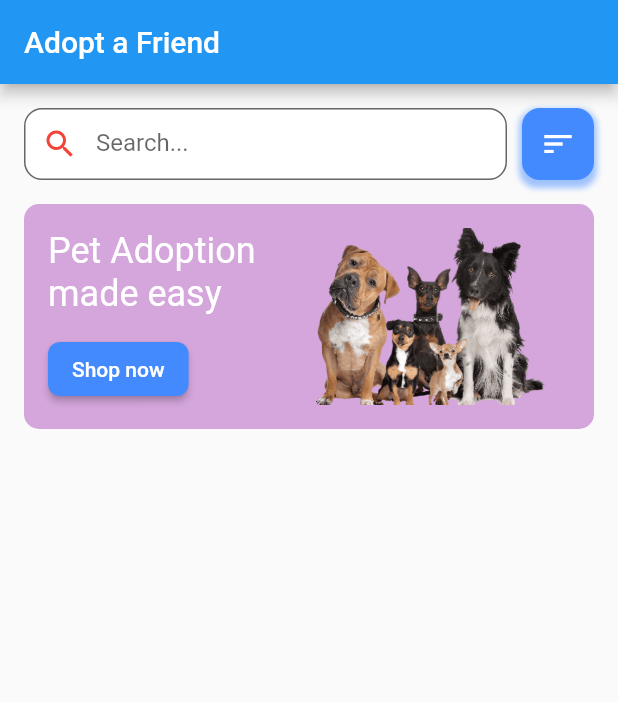
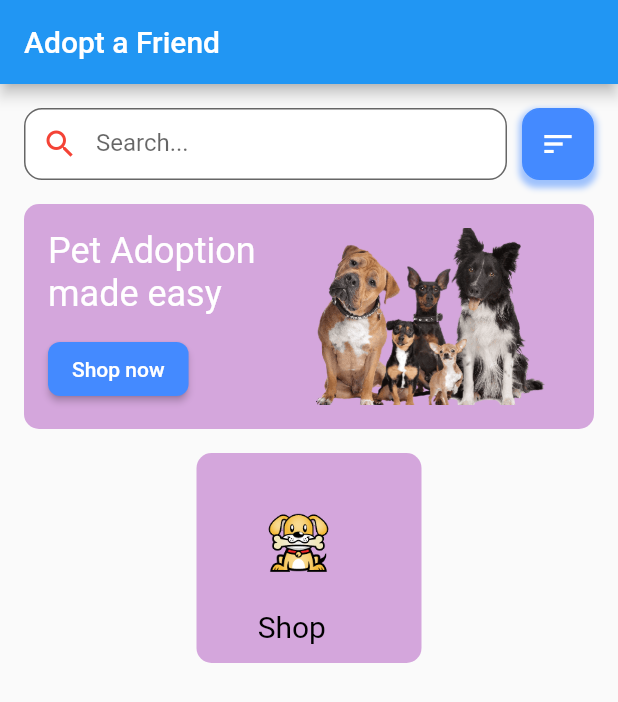
Before and after one commit to atik-sabuj/pet_shop, a Flutter app: the screen it shows after launch, on a phone screen of 412 x 824 dp. Shown: the top 702 px of the screen. Run offline on Flutter 3.47's test engine with Material 2 defaults, Android fonts, the light colour scheme and no system bars.

Commit message:
Update design

```diff
--- a/lib/splash_screen.dart
+++ b/lib/splash_screen.dart
@@ -54,7 +54,6 @@ class SecondScreen extends StatelessWidget {
                         keyboardType: TextInputType.text,
                         decoration: InputDecoration(
                           hintText: 'Search...',
-
                           prefixIcon: Icon(Icons.search,color: Colors.red,),
                           border: OutlineInputBorder(
                             borderRadius: BorderRadius.circular(12),
@@ -81,9 +80,7 @@ class SecondScreen extends StatelessWidget {
                               width: 1,
                               color: Colors.blueAccent
                             ),
-
                           borderRadius: BorderRadius.circular(12),
-
                           boxShadow: [
                             BoxShadow(
                               color: Colors.blueAccent.withOpacity(0.5),
@@ -92,7 +89,6 @@ class SecondScreen extends StatelessWidget {
                               offset: Offset(0, 3), // changes position of shadow
                             ),
                           ],
-
                         ),
                         child: Icon(Icons.sort, color: Colors.white,size: 24,),
                       ),
@@ -101,7 +97,6 @@ class SecondScreen extends StatelessWidget {
                   ],
                 ),
               ),
-
               SizedBox(
                 height: 16,
               ),
@@ -111,14 +106,10 @@ class SecondScreen extends StatelessWidget {
                     borderRadius: BorderRadius.circular(10), // <= No more error here :)
                     color: Colors.purple.withOpacity(.4),
                   ),
-
-
-
                 child: Padding(
                   padding: EdgeInsets.all(16),
                   child: Row(
                     mainAxisAlignment: MainAxisAlignment.spaceBetween,
-
                     children: [
                       SizedBox(
                         width: 150,
@@ -127,7 +118,6 @@ class SecondScreen extends StatelessWidget {
                           crossAxisAlignment: CrossAxisAlignment.start,
                           children: [
                             Text("Pet Adoption made easy",style: TextStyle(fontSize: 24,color: Colors.white,height: 1.2),),
-
                             ElevatedButton(onPressed: (){},
                               style: ElevatedButton.styleFrom(
                                 backgroundColor: Colors.blueAccent,
@@ -140,20 +130,55 @@ class SecondScreen extends StatelessWidget {
                           ],
                         ),
                       ),
-
                       Expanded(
                          child: Container(
                              child: Image.asset("images/dogs.png",fit: BoxFit.cover,)
                          ),
                       )
                     ],
-
-
                   ),
                 )
               ),
 
 
+              SizedBox(
+                height: 16,
+              ),
+
+              Container(
+                  height: 140,
+                  width: 150,
+                  decoration: BoxDecoration(
+                    borderRadius: BorderRadius.circular(10), // <= No more error here :)
+                    color: Colors.purple.withOpacity(.4),
+                  ),
+                  child: Padding(
+                    padding: EdgeInsets.all(8),
+                    child: Row(
+                      mainAxisAlignment: MainAxisAlignment.spaceBetween,
+                      children: [
+                        SizedBox(
+                          width: 120,
+                          child: Padding(
+                            padding: const EdgeInsets.all(8.0),
+                            child: Column(
+                            mainAxisAlignment: MainAxisAlignment.spaceBetween,
+                            crossAxisAlignment: CrossAxisAlignment.start,
+                            children: [
+                              Container(
+                                  child: Image.asset("images/shop.png",fit: BoxFit.cover,)
+                              ),
+                              Text("     Shop",style: TextStyle(fontSize: 20,color: Colors.black,height: .2),),
+
+                            ],
+                          ),
+                          ),
+                        ),
+                      ],
+                    ),
+
+                  )
+              ),
             ],
           ),
         ),
```
Also changed, not shown: images/logo.png, images/shop.png (added).
